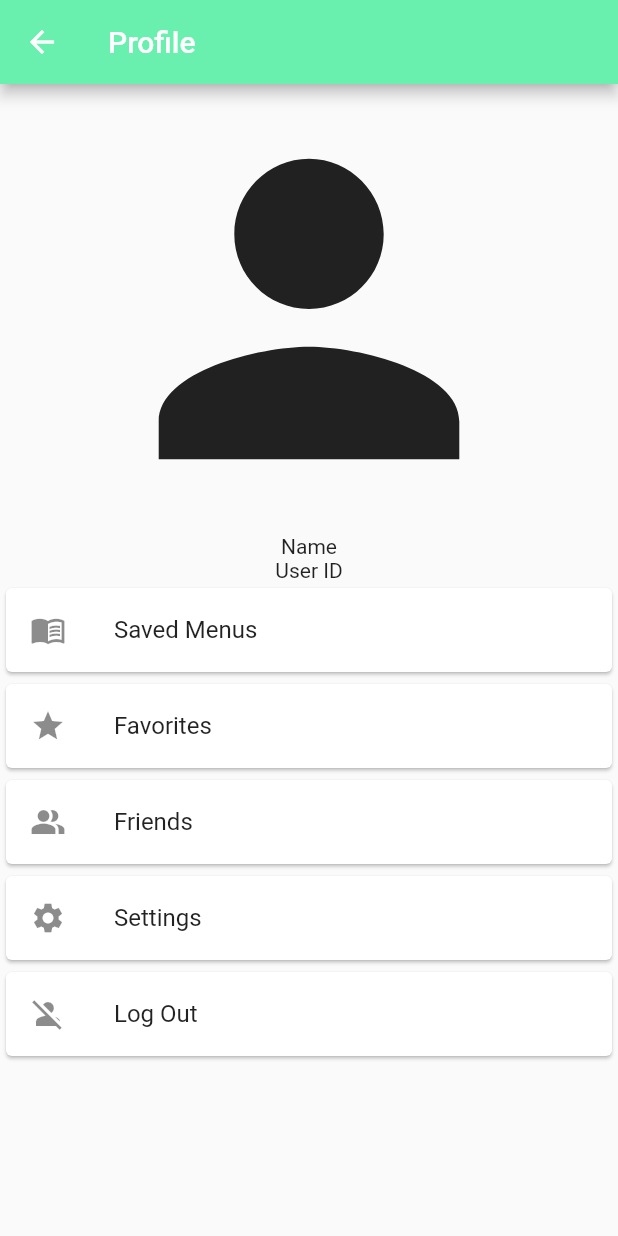
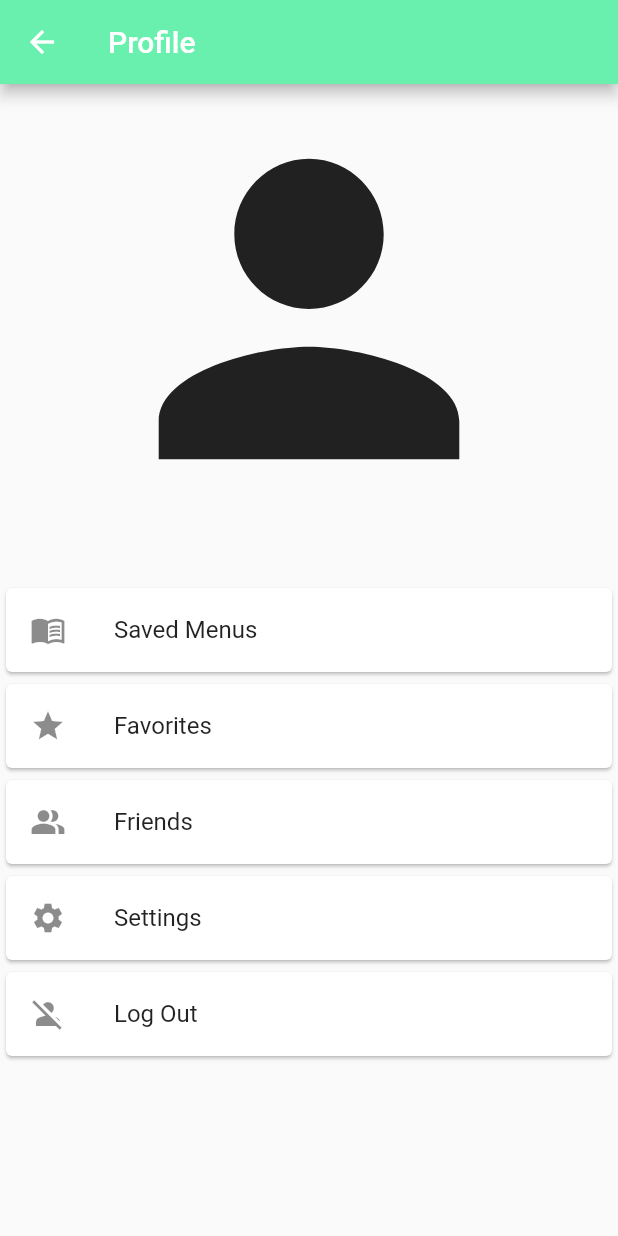
Before and after one commit to jruiz50/CS4360-Project, a Flutter app: the userView screen opened directly, on a phone screen of 412 x 824 dp. Run offline on Flutter 3.47's test engine with Material 2 defaults, Android fonts, the phone set to English and light mode, and no system bars; our stand-ins replace camera, cloud_functions, firebase_auth, firebase_core, flutter_signin_button, geolocator and 4 more; missing offline and left inert: card_settings, google_ml_kit, qr_code_scanner; accounts and stored records are empty; network calls fail.

Commit message:
update user profile to show users name

```diff
--- a/Spread/lib/userPage/userView.dart
+++ b/Spread/lib/userPage/userView.dart
@@ -58,7 +58,7 @@ class _userViewState extends State<userView> {
             ), //Placeholder
             Column(
               mainAxisAlignment: MainAxisAlignment.center,
-              children: <Text>[Text("Name"), Text("User ID")],
+              children: <Text>[Text(_fName + " " + _lName), Text("")],
             ),
             Card(
               child: ListTile(
```
